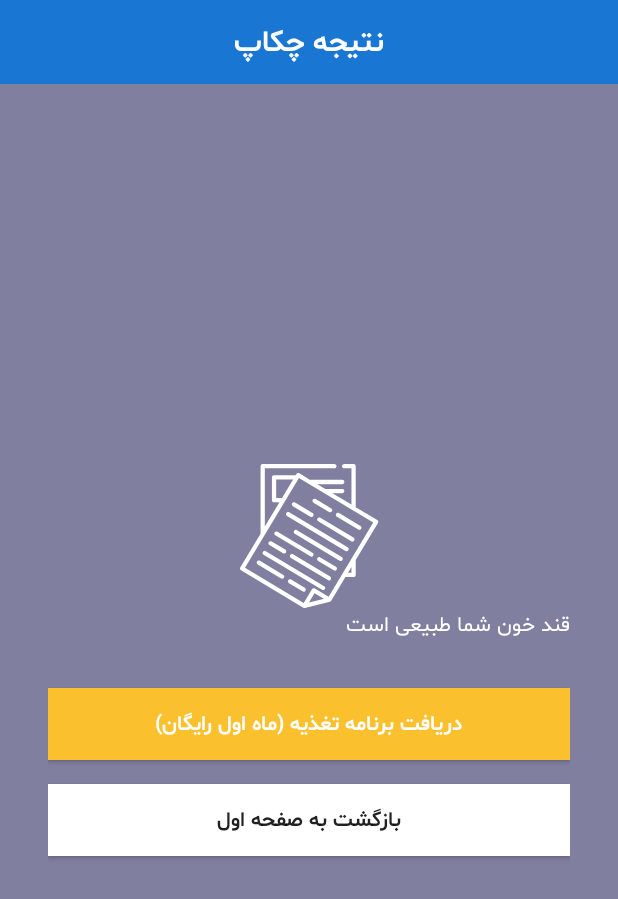
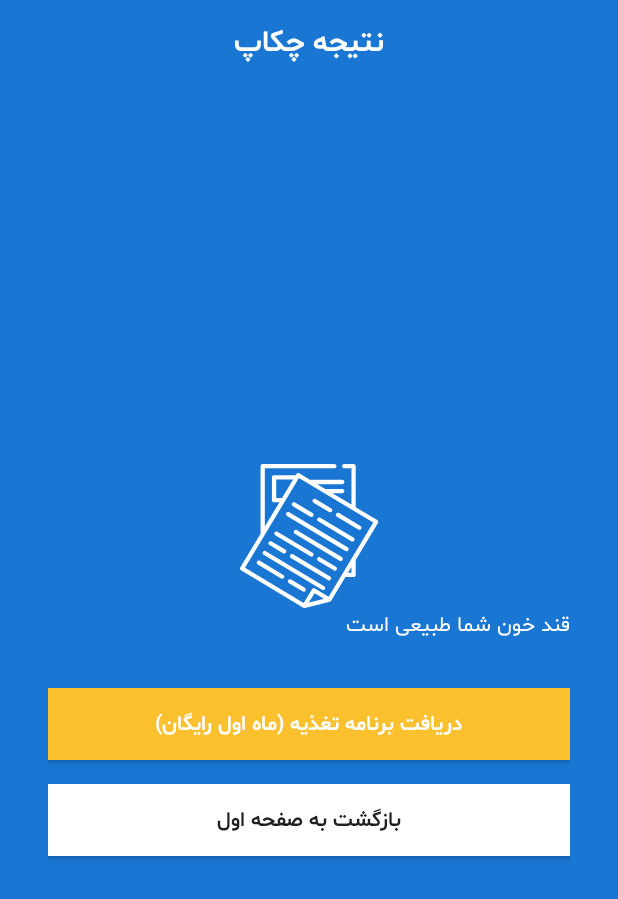
Before and after one commit to danialnoaein/hackahealth2-diatel, an Android app: the CheckUpResultActivity screen opened directly, with no data from a screen before it, on a phone screen of 412 x 824 dp. Shown: the top 899 px of the screen. Run offline under Robolectric (Android 15) with nearby library versions, the phone set to English and light mode, and no system bars.

Commit message:
Checkup result error fixed.

```diff
--- a/app/src/main/AndroidManifest.xml
+++ b/app/src/main/AndroidManifest.xml
@@ -19,15 +19,15 @@
         <activity android:name=".AddReminderActivity" />
         <activity android:name=".FirstVisitActivity" />
         <activity android:name=".SplashActivity">
+
+        </activity>
+        <activity android:name=".MainActivity">
             <intent-filter>
                 <action android:name="android.intent.action.MAIN" />
 
                 <category android:name="android.intent.category.LAUNCHER" />
             </intent-filter>
         </activity>
-        <activity android:name=".MainActivity">
-
-        </activity>
     </application>
 
 </manifest>
--- a/app/src/main/java/hackahealth/diatel/CheckUpResultActivity.java
+++ b/app/src/main/java/hackahealth/diatel/CheckUpResultActivity.java
@@ -10,15 +10,16 @@ import android.view.WindowManager;
 import android.widget.LinearLayout;
 
 import danialnoaein_widgets.Button;
+import danialnoaein_widgets.ButtonBold;
 import danialnoaein_widgets.TextView;
 import danialnoaein_widgets.Toast;
 
 public class CheckUpResultActivity extends AppCompatActivity {
 
-    Button btn_go_to_main_activity,btn_get_regime_program;
+    ButtonBold btn_go_to_main_activity,btn_get_regime_program;
     TextView tv_result_message;
 
-    LinearLayout ll_container_bg;
+    LinearLayout ll_container_bg,ll_toolbar;
 
     @Override
     protected void onCreate(Bundle savedInstanceState) {
@@ -74,7 +75,7 @@ public class CheckUpResultActivity extends AppCompatActivity {
         btn_get_regime_program = findViewById(R.id.btn_get_regime_program);
         tv_result_message = findViewById(R.id.tv_result_message);
         ll_container_bg = findViewById(R.id.ll_container_bg);
-
+        ll_toolbar = findViewById(R.id.ll_toolbar);
     }
 
     private void changeBackgroundColor( int dangerLevel ) {
@@ -90,9 +91,9 @@ public class CheckUpResultActivity extends AppCompatActivity {
             case 2:
                 color = R.color.colorError;
                 break;
-
         }
-        ll_container_bg.setBackgroundColor(color);
+        ll_container_bg.setBackgroundColor(getResources().getColor(color));
+        ll_toolbar.setBackgroundColor(getResources().getColor(color));
         Window window = CheckUpResultActivity.this.getWindow();
         window.clearFlags(WindowManager.LayoutParams.FLAG_TRANSLUCENT_STATUS);
         window.addFlags(WindowManager.LayoutParams.FLAG_DRAWS_SYSTEM_BAR_BACKGROUNDS);
--- a/app/src/main/java/hackahealth/diatel/ImmediateCheckupActivity.java
+++ b/app/src/main/java/hackahealth/diatel/ImmediateCheckupActivity.java
@@ -212,6 +212,7 @@ public class ImmediateCheckupActivity extends AppCompatActivity {
             }
         }
         startActivity(intent);
+        finish();
 
     }
 
```
Also changed, not shown: 16 other files.
